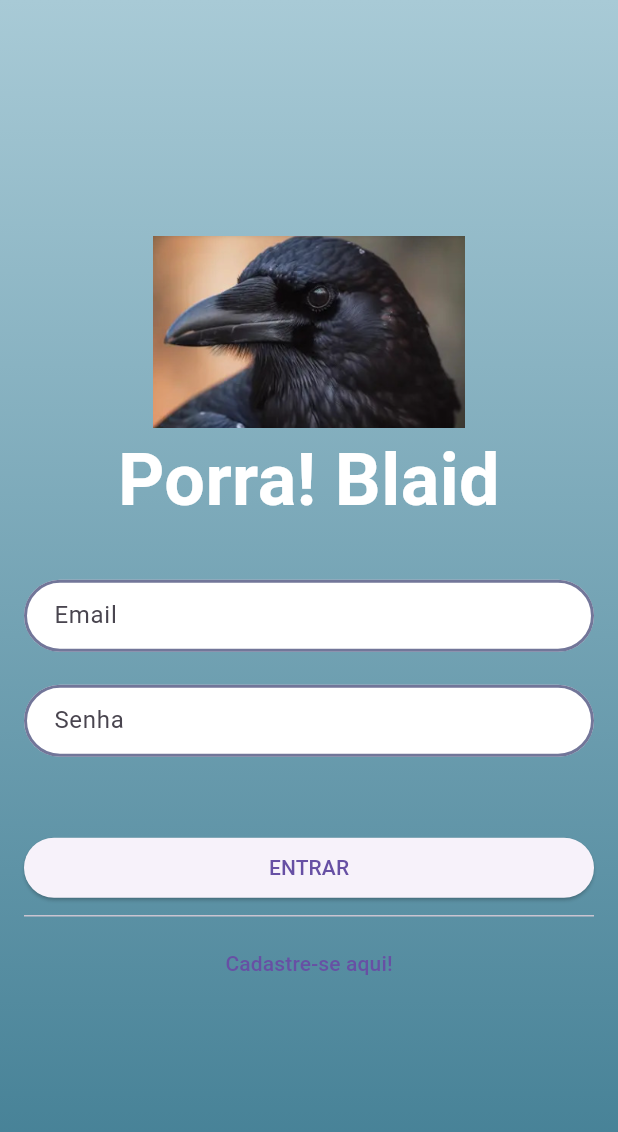
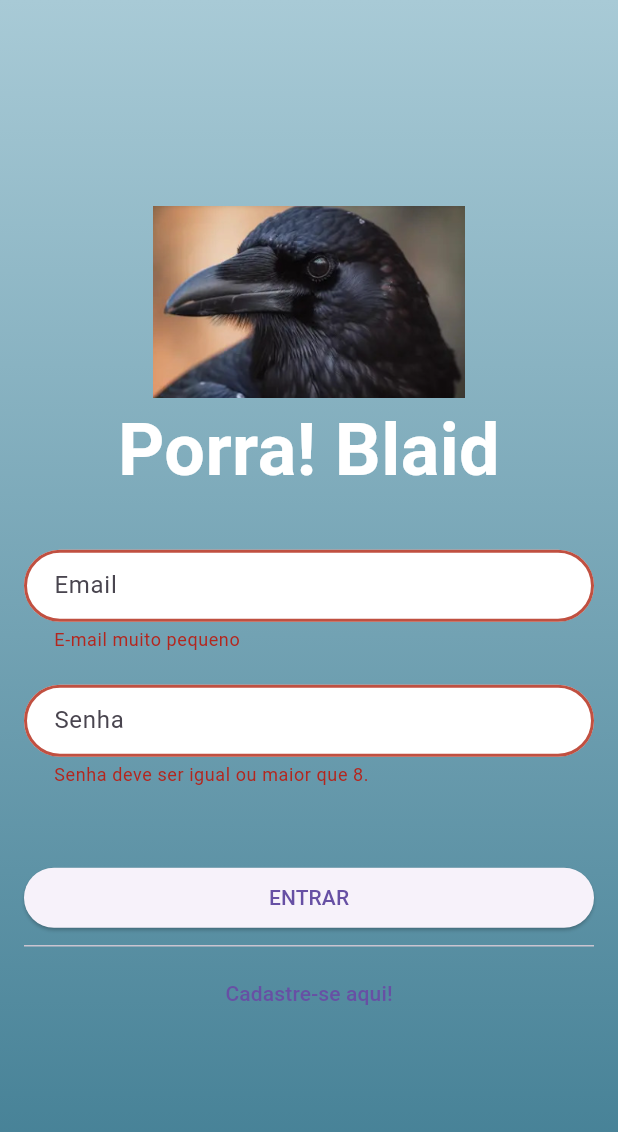
Before and after one commit to timelilas/Vida_leve, a Flutter app: the screen it shows after launch, after a tap on "ENTRAR", on a phone screen of 412 x 824 dp. Shown: the top 1132 px of the screen. Run offline on Flutter 3.47's test engine with Material 3 defaults, Android fonts, the phone set to English and light mode, and no system bars; our stand-ins replace firebase_auth; accounts and stored records are empty.

Commit message:
feat: Adicionar validação de campos na tela de autenticação

```diff
--- a/frontend/lib/telas/autenticacao_tela.dart
+++ b/frontend/lib/telas/autenticacao_tela.dart
@@ -65,7 +65,17 @@ class _AutenticacaoState extends State<Autenticacao> {
                         controller: _emailController,
                         decoration: getAutenticacaoDecoracao("Email"),
                         validator: (String? value) {
-                          if (value == null) {},
+                          if (value == null) {
+                            return "O e-mail não pode ser vazio.";
+                          }
+                          if (value.length < 5) {
+                            return "E-mail muito pequeno";
+                          }
+                          if (!value.contains("@")) {
+                            return "E-mail não é valido.";
+                          }
+                          return null;
+                        },
                       ),
                       const SizedBox(
                         height: 22,
@@ -73,7 +83,18 @@ class _AutenticacaoState extends State<Autenticacao> {
                       TextFormField(
                         controller: _senhaController,
                         decoration: getAutenticacaoDecoracao("Senha"),
-                        validator: (String? value) {},
+                        validator: (String? value) {
+                          if (value == null) {
+                            return "A senha não pode ser vazia.";
+                          }
+                          if (value.length <= 8) {
+                            return "Senha deve ser igual ou maior que 8.";
+                          }
+                          if (value.length >= 10) {
+                            return "Senha deve ser igual ou menor que 10.";
+                          }
+                          return null;
+                        },
                         obscureText: true,
                       ),
                       const SizedBox(
@@ -86,7 +107,18 @@ class _AutenticacaoState extends State<Autenticacao> {
                             TextFormField(
                               decoration:
                                   getAutenticacaoDecoracao("Confirmar Senha"),
-                              validator: (String? value) {},
+                              validator: (String? value) {
+                                if (value == null) {
+                                  return "A senha não pode ser vazia.";
+                                }
+                                if (value.length <= 7) {
+                                  return "Senha deve ser igual ou maior que 7.";
+                                }
+                                if (value.length >= 10) {
+                                  return "Senha deve ser igual ou menor que 10.";
+                                }
+                                return null;
+                              },
                               obscureText: true,
                             ),
                             const SizedBox(
@@ -95,7 +127,18 @@ class _AutenticacaoState extends State<Autenticacao> {
                             TextFormField(
                               controller: _nomeController,
                               decoration: getAutenticacaoDecoracao("Nome"),
-                              validator: (String? value) {},
+                              validator: (String? value) {
+                                if (value == null) {
+                                  return "O nome não pode ser vazio.";
+                                }
+                                if (value.length < 4) {
+                                  return "Nome muito pequeno";
+                                }
+                                if (value.length > 20) {
+                                  return "Nome muito grande.";
+                                }
+                                return null;
+                              },
                             ),
                           ],
                         ),
```
